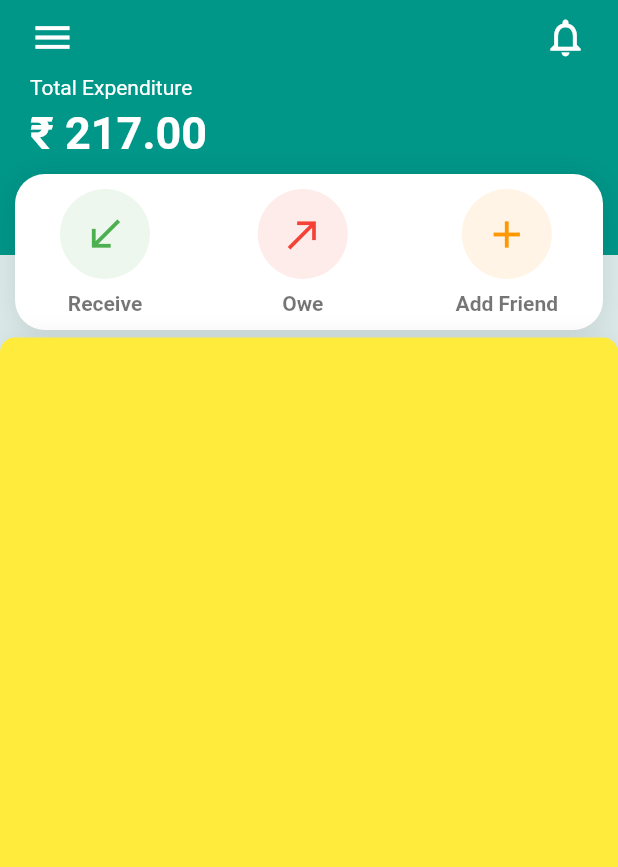
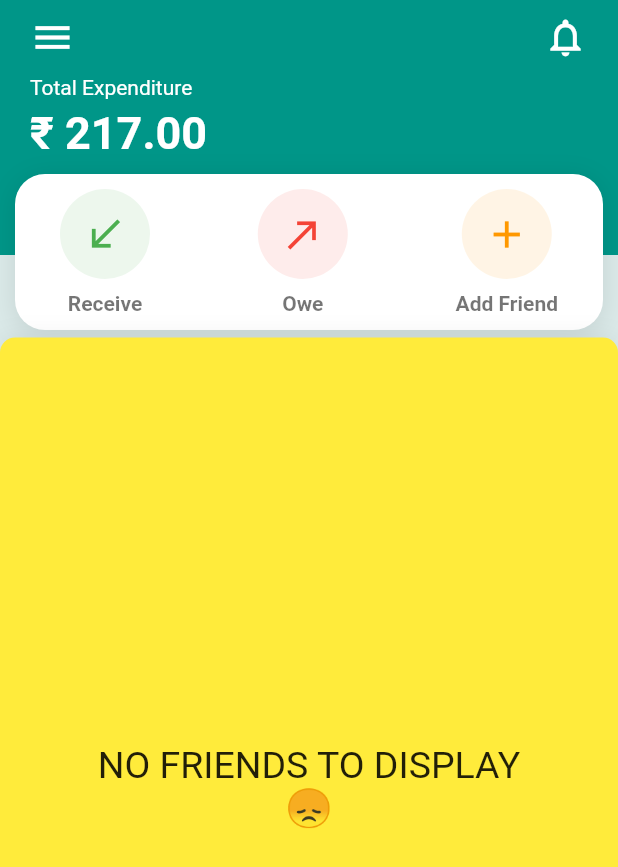
Before and after one commit to apoorvlodhi-io/money_manager_app, a Flutter app: the MyHomePage screen opened by its route, on a phone screen of 412 x 824 dp. Shown: the top 867 px of the screen. Run offline on Flutter 3.47's test engine with Material 2 defaults, Android fonts, the phone set to English and light mode, and no system bars; our stand-ins replace cloud_firestore, firebase_auth, modal_progress_hud, share; accounts and stored records are empty; network calls fail.

Commit message:
added new feature

```diff
--- a/lib/assets/friend_list_stream.dart
+++ b/lib/assets/friend_list_stream.dart
@@ -1,12 +1,11 @@
 import 'package:flutter/material.dart';
-import 'package:firebase_auth/firebase_auth.dart';
 import 'package:cloud_firestore/cloud_firestore.dart';
 import 'package:moneymanagerapptest3/cards/friend_card.dart';
 
-final _firestore = Firestore.instance;
-FirebaseUser loggedInUser;
+class FriendListStream extends StatelessWidget {
+  final _firestore = Firestore.instance;
+//  FirebaseUser loggedInUser;
 
-class FriendListStream extends StatelessWidget {
   @override
   Widget build(BuildContext context) {
     return StreamBuilder<QuerySnapshot>(
@@ -22,24 +21,42 @@ class FriendListStream extends StatelessWidget {
 
         final messages = snapshot.data.documents.reversed;
 
-        List<FriendCard> messageBubbles = [];
+        List<FriendCard> friendCards = [];
 
         for (var message in messages) {
           final messageText = message.data['text'];
 
           final messageSender = message.data['sender'];
 
-          final messageBubble = FriendCard(
+          final friendCard = FriendCard(
             sender: messageSender,
             text: messageText,
           );
-          messageBubbles.add(messageBubble);
+          friendCards.add(friendCard);
+        }
+
+        if (friendCards.length == 0) {
+          return Expanded(
+            child: Column(
+              mainAxisAlignment: MainAxisAlignment.center,
+              children: <Widget>[
+                Text(
+                  'NO FRIENDS TO DISPLAY',
+                  style: TextStyle(fontSize: 25.0),
+                ),
+                Text(
+                  '😞',
+                  style: TextStyle(fontSize: 25.0),
+                ),
+              ],
+            ),
+          );
         }
 
         return Expanded(
           child: ListView(
             padding: EdgeInsets.symmetric(horizontal: 10.0, vertical: 20.0),
-            children: messageBubbles,
+            children: friendCards,
           ),
         );
       },
--- a/lib/main.dart
+++ b/lib/main.dart
@@ -1,8 +1,8 @@
 import 'package:flutter/material.dart';
 import 'package:flutter/cupertino.dart';
 import 'package:moneymanagerapptest3/screens/my_home_page.dart';
-import 'package:moneymanagerapptest3/screens/NotificationScreen.dart';
-import 'package:moneymanagerapptest3/screens/SplashScreen.dart';
+import 'package:moneymanagerapptest3/screens/notifications_screen.dart';
+import 'package:moneymanagerapptest3/screens/splash_screen.dart';
 import 'package:moneymanagerapptest3/screens/about_page.dart';
 import 'package:moneymanagerapptest3/screens/login_screen.dart';
 import 'package:moneymanagerapptest3/screens/registration_screen.dart';
```
Also changed, not shown: lib/screens/my_home_page.dart (+6 -109 lines), lib/screens/welcome_screen.dart (+9 -6 lines), lib/components/expenditure_tab.dart (renamed from lib/assets/Expenditure.dart), lib/components/main_menu.dart (renamed from lib/assets/MainMenu.dart), lib/components/user_list.dart (renamed from lib/assets/UsersList.dart), lib/screens/notifications_screen.dart (renamed from lib/screens/NotificationScreen.dart), lib/screens/recieve_money_sheet.dart (renamed from lib/assets/recieve_money_sheet.dart), lib/screens/splash_screen.dart (renamed from lib/screens/SplashScreen.dart), lib/screens/user_page.dart (renamed from lib/screens/UserPage.dart), lib/screens/user_screen.dart (renamed from lib/screens/User_screen.dart).
